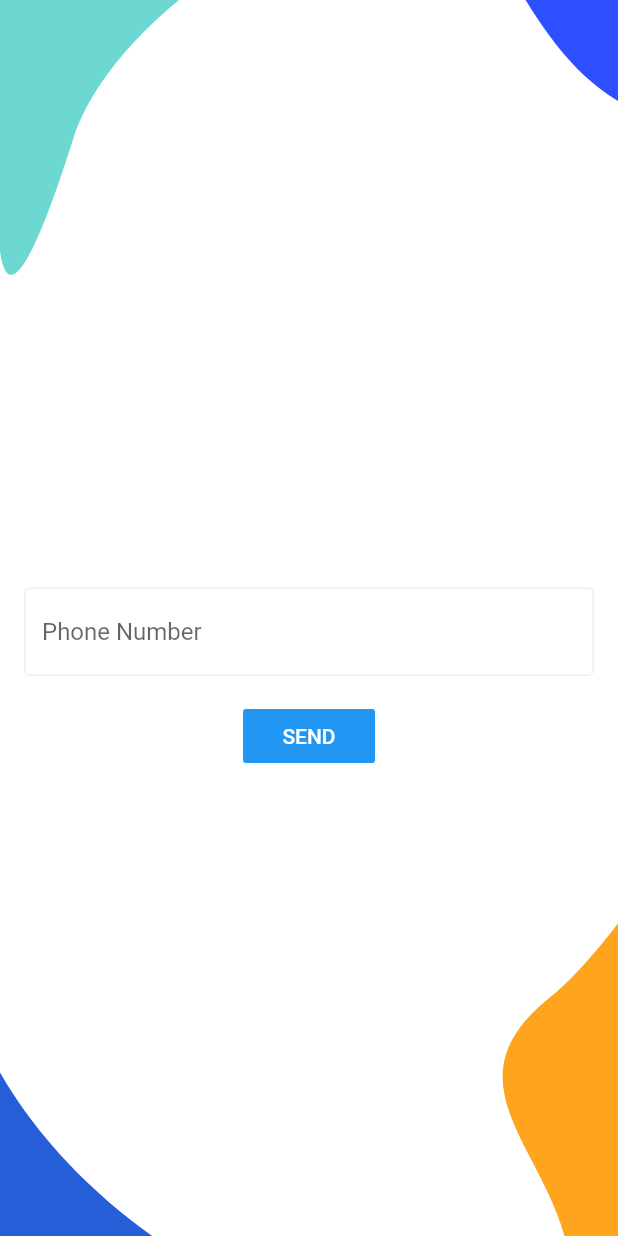
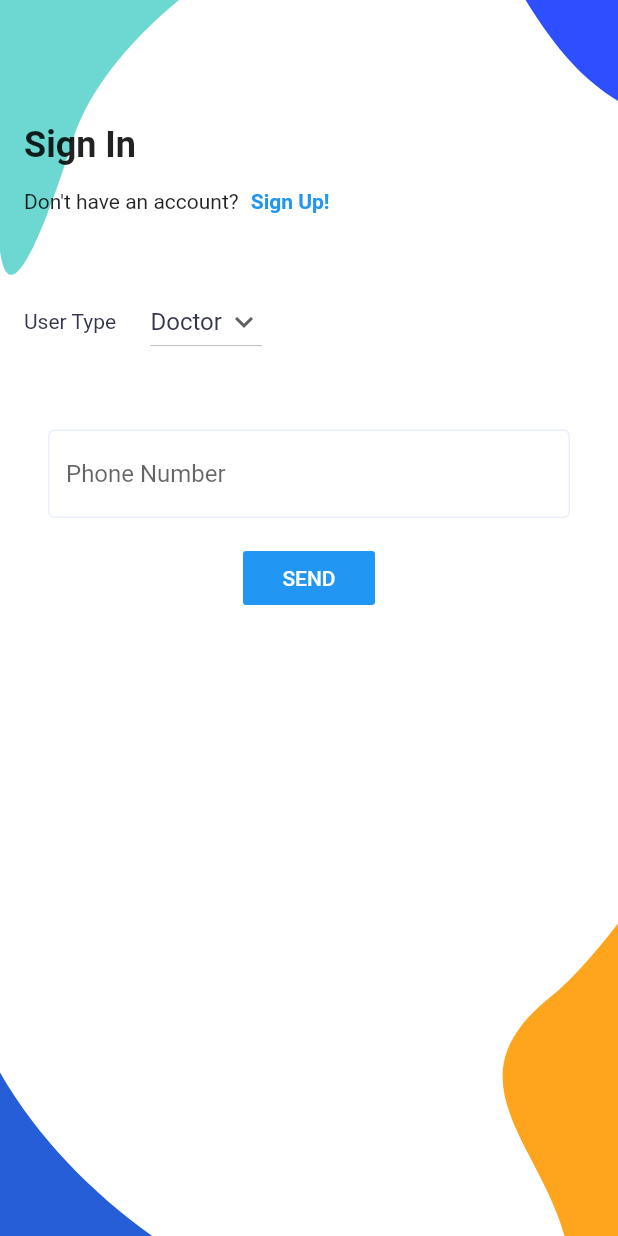
Before and after one commit to yash412/health_monitoring_system, a Flutter app: the LoginScreen screen opened directly, on a phone screen of 412 x 824 dp. Run offline on Flutter 3.47's test engine with Material 2 defaults, Android fonts, the phone set to English and light mode, and no system bars; our stand-ins replace cloud_firestore, firebase_auth, firebase_core, firebase_storage, flutter_svg, form_field_validator and 1 more; accounts and stored records are empty.

Commit message:
upload.dart is modified

```diff
--- a/lib/db/database.dart
+++ b/lib/db/database.dart
@@ -65,7 +65,7 @@ class Database {
           'Contact': patients.contNo,
           'Address': patients.address,
           'Password': patients.password,
-          'his_reports':FieldValue.arrayUnion(patients.histories)
+          // 'his_reports':FieldValue.arrayUnion(patients.histories)
         })
         .then((value) => print('User added 12'))
         .catchError((error) => print("ERROR Failed" + error));
--- a/lib/screens/auth/sign_in_screen.dart
+++ b/lib/screens/auth/sign_in_screen.dart
@@ -69,8 +69,8 @@ class _SignInScreenState extends State<SignInScreen> {
                         ],
                       ),
                       const SizedBox(height: defaultPadding * 2),
-                      // SignInForm(formKey: _formKey),
-                     Container(child: const LoginScreen()),
+                      SignInForm(formKey: _formKey),
+                     // Container(child: const LoginScreen()),
                       const SizedBox(height: defaultPadding * 2),
                       SizedBox(
                         width: double.infinity,
--- a/lib/screens/login/login_screen.dart
+++ b/lib/screens/login/login_screen.dart
@@ -2,7 +2,9 @@ import 'package:firebase_auth/firebase_auth.dart';
 import "package:flutter/material.dart";
 import 'package:flutter_svg/svg.dart';
 import '../../constants.dart';
+import '../auth/choose_user.dart';
 import 'home_screen.dart';
+
 
 enum MobileVerificationState {
   SHOW_MOBILE_FORM_STATE,
@@ -20,6 +22,8 @@ class _LoginScreenState extends State<LoginScreen> {
   MobileVerificationState currentState =
       MobileVerificationState.SHOW_MOBILE_FORM_STATE;
 
+  var items = ['Doctor', 'Patient', 'LAB'];
+  String dropDownValue = 'Doctor';
   final phoneController = TextEditingController();
   final otpController = TextEditingController();
 
@@ -44,6 +48,7 @@ class _LoginScreenState extends State<LoginScreen> {
       });
 
       if (authCredential.user != null) {
+
         Navigator.push(
             context, MaterialPageRoute(builder: (context) => HomeScreen()));
       }
@@ -60,7 +65,7 @@ class _LoginScreenState extends State<LoginScreen> {
   getMobileFormWidget(context) {
     return Column(
       children: [
-        Spacer(),
+
         TextField(
           controller: phoneController,
           decoration: const InputDecoration(
@@ -105,7 +110,7 @@ class _LoginScreenState extends State<LoginScreen> {
           color: Colors.blue,
           textColor: Colors.white,
         ),
-        const Spacer(),
+
       ],
     );
   }
@@ -145,9 +150,11 @@ class _LoginScreenState extends State<LoginScreen> {
 
   @override
   Widget build(BuildContext context) {
-    return Scaffold(
-        key: _scaffoldKey,
-        body: Stack(fit: StackFit.expand, children: [
+    return  Scaffold(
+      resizeToAvoidBottomInset: false,
+      body: Stack(
+        fit: StackFit.expand,
+        children: [
           SvgPicture.asset(
             "assets/icons/Sign_Up_bg.svg",
             fit: BoxFit.cover,
@@ -157,8 +164,85 @@ class _LoginScreenState extends State<LoginScreen> {
           Padding(
             padding:
             EdgeInsets.only(top: MediaQuery.of(context).size.height * 0.1),
-            child:  Container(
+            child: SafeArea(
+              child: SingleChildScrollView(
+                padding: const EdgeInsets.symmetric(horizontal: defaultPadding),
+                child: SizedBox(
+                  height: 1000,
+                  child: Column(
+                    crossAxisAlignment: CrossAxisAlignment.start,
+                    children: [
+                      Text(
+                        "Sign In",
+                        style: Theme.of(context)
+                            .textTheme
+                            .headline5!
+                            .copyWith(fontWeight: FontWeight.bold),
+                      ),
+                      Row(
+                        children: [
+                          const Text("Don't have an account?"),
+                          TextButton(
+                            onPressed: () => Navigator.push(
+                              context,
+                              MaterialPageRoute(
+                                builder: (context) => ChooseUser(),
+                              ),
+                            ),
+                            child: const Text(
+                              "Sign Up!",
+                              style: TextStyle(fontWeight: FontWeight.bold),
+                            ),
+                          ),
+                        ],
+                      ),
+                      const SizedBox(height: defaultPadding * 2),
+                      Row(
+                        children: [
+                          const Text("User Type  ",
+                              style: TextStyle(color: Color(0xFF35364F))),
+                          const SizedBox(width: defaultPadding),
+                          DropdownButton(
+                            // Initial Value
+                            value: dropDownValue,
 
+                            // Down Arrow Icon
+                            icon: const Icon(Icons.keyboard_arrow_down),
+
+                            // Array list of items
+                            items: items.map((String items) {
+                              return DropdownMenuItem(
+                                value: items,
+                                child: Text(items,
+                                    style: const TextStyle(color: Color(0xFF35364F))),
+                              );
+                            }).toList(),
+                            // After selecting the desired option,it will
+                            // change button value to selected value
+                            onChanged: (String? newValue) {
+                              setState(() {
+                                dropDownValue = newValue!;
+                              });
+                            },
+                          ),
+                        ],
+                      ),
+                      const SizedBox(height: defaultPadding * 2),
+                      logIn(),
+                      const SizedBox(height: defaultPadding * 2),
+
+                    ],
+                  ),
+                ),
+              ),
+            ),
+          ),
+        ],
+      ),
+    );
+  }
+  Widget logIn(){
+    return Container(
       child: showLoading
           ? const Center(
         child: CircularProgressIndicator(),
@@ -167,9 +251,6 @@ class _LoginScreenState extends State<LoginScreen> {
           ? getMobileFormWidget(context)
           : getOtpFormWidget(context),
       padding: const EdgeInsets.all(16),
-                ),
-              ),
-           ] ),
     );
   }
 }
--- a/lib/screens/welcome/welcome_screen.dart
+++ b/lib/screens/welcome/welcome_screen.dart
@@ -59,7 +59,7 @@ class WelcomeScreen extends StatelessWidget {
                         onPressed: () => Navigator.push(
                             context,
                             MaterialPageRoute(
-                              builder: (context) => LoginScreen()//SignInScreen(),
+                              builder: (context) => SignInScreen(),//LoginScreen()
                             )),
                         style: TextButton.styleFrom(
 
```
Also changed, not shown: lib/screens/profile/patientProfile/upload.dart (+22 -15 lines). Lines whose indentation alone changed are shown as unchanged.
